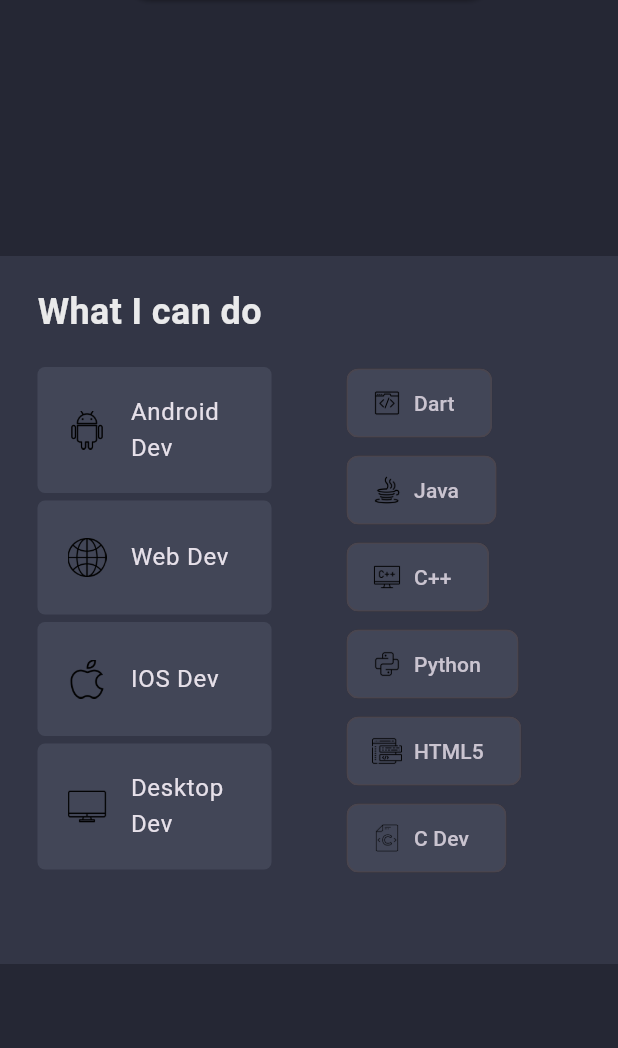
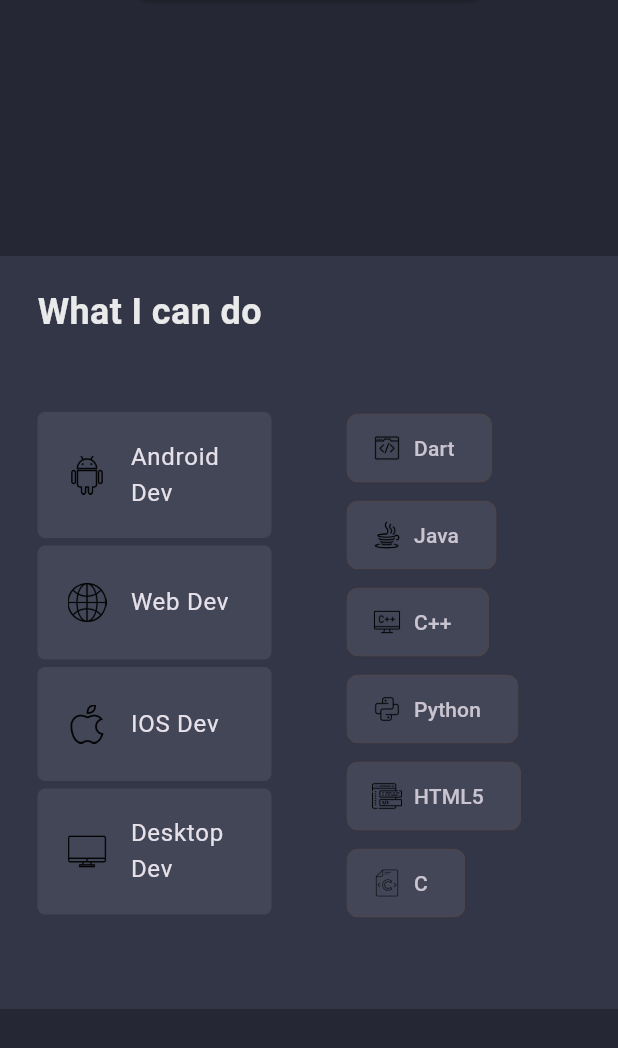
Before and after one commit to DiyaShajith/Diya_Portfolio, a Flutter app: the screen it shows after launch, scrolled down 576 dp, on a phone screen of 412 x 824 dp. Shown: the top 1048 px of the screen. Run offline on Flutter 3.47's test engine with Material 3 defaults, Android fonts, the phone set to English and light mode, and no system bars.

Commit message:
skillspage

```diff
--- a/lib/constants/skill_items.dart
+++ b/lib/constants/skill_items.dart
@@ -39,6 +39,6 @@ const List<Map> skillItems = [
   },
   {
     "img": "assets/c-.png",
-    "title": "C Dev",
+    "title": "C",
   },
 ];
--- a/lib/pages/home_page.dart
+++ b/lib/pages/home_page.dart
@@ -10,6 +10,7 @@ import 'package:portfolio/widgets/header_desktop.dart';
 import 'package:portfolio/widgets/header_mobile.dart';
 import 'package:portfolio/widgets/main_desktop.dart';
 import 'package:portfolio/widgets/site_logo.dart';
+import 'package:portfolio/widgets/skills_desktop.dart';
 
 class HomePage extends StatefulWidget {
   const HomePage({super.key});
@@ -65,60 +66,8 @@ class _HomePageState extends State<HomePage> {
                           fontWeight: FontWeight.bold,
                           color: CustomColor.whitePrimary),
                     ),
-                    const SizedBox(height: 20),
-                    Row(
-                      crossAxisAlignment: CrossAxisAlignment.start,
-                      children: [
-                        Expanded(
-                          child: ConstrainedBox(
-                            constraints: const BoxConstraints(maxWidth: 450),
-                            child: Wrap(
-                              spacing: 5.0,
-                              runSpacing: 5.0,
-                              children: [
-                                for (int i = 0; i < platformItems.length; i++)
-                                  Container(
-                                    width: 200,
-                                    decoration: BoxDecoration(
-                                        color: CustomColor.bgLight2,
-                                        borderRadius: BorderRadius.circular(5)),
-                                    child: ListTile(
-                                      contentPadding:
-                                          const EdgeInsets.symmetric(
-                                              horizontal: 20.0, vertical: 10.0),
-                                      leading: Image.asset(
-                                        platformItems[i]["img"],
-                                        width: 26.0,
-                                      ),
-                                      title: Text(platformItems[i]["title"]),
-                                    ),
-                                  )
-                              ],
-                            ),
-                          ),
-                        ),
-                        const SizedBox(width: 50.0),
-                        Expanded(
-                          child: ConstrainedBox(
-                            constraints: const BoxConstraints(maxWidth: 500.0),
-                            child: Wrap(
-                              spacing: 10.0,
-                              runSpacing: 10.0,
-                              children: [
-                                for (int i = 0; i < skillItems.length; i++)
-                                  Chip(
-                                    padding: const EdgeInsets.symmetric(
-                                        vertical: 12.0, horizontal: 16.0),
-                                    backgroundColor: CustomColor.bgLight2,
-                                    label: Text(skillItems[i]["title"]),
-                                    avatar: Image.asset(skillItems[i]["img"]),
-                                  )
-                              ],
-                            ),
-                          ),
-                        ),
-                      ],
-                    ),
+                    const SizedBox(height: 50),
+                    const SkillsDesktop(),Column(children: [],)
                   ],
                 ),
               ),
--- /dev/null
+++ b/lib/widgets/skills_desktop.dart
@@ -0,0 +1,63 @@
+import 'package:flutter/material.dart';
+import 'package:portfolio/constants/colors.dart';
+import 'package:portfolio/constants/skill_items.dart';
+
+class SkillsDesktop extends StatelessWidget {
+  const SkillsDesktop({super.key});
+
+  @override
+  Widget build(BuildContext context) {
+    return Row(
+      crossAxisAlignment: CrossAxisAlignment.start,
+      children: [
+        Expanded(
+          child: ConstrainedBox(
+            constraints: const BoxConstraints(maxWidth: 450),
+            child: Wrap(
+              spacing: 5.0,
+              runSpacing: 5.0,
+              children: [
+                for (int i = 0; i < platformItems.length; i++)
+                  Container(
+                    width: 200,
+                    decoration: BoxDecoration(
+                        color: CustomColor.bgLight2,
+                        borderRadius: BorderRadius.circular(5)),
+                    child: ListTile(
+                      contentPadding: const EdgeInsets.symmetric(
+                          horizontal: 20.0, vertical: 10.0),
+                      leading: Image.asset(
+                        platformItems[i]["img"],
+                        width: 26.0,
+                      ),
+                      title: Text(platformItems[i]["title"]),
+                    ),
+                  )
+              ],
+            ),
+          ),
+        ),
+        const SizedBox(width: 50.0),
+        Expanded(
+          child: ConstrainedBox(
+            constraints: const BoxConstraints(maxWidth: 500.0),
+            child: Wrap(
+              spacing: 10.0,
+              runSpacing: 10.0,
+              children: [
+                for (int i = 0; i < skillItems.length; i++)
+                  Chip(
+                    padding: const EdgeInsets.symmetric(
+                        vertical: 12.0, horizontal: 16.0),
+                    backgroundColor: CustomColor.bgLight2,
+                    label: Text(skillItems[i]["title"]),
+                    avatar: Image.asset(skillItems[i]["img"]),
+                  )
+              ],
+            ),
+          ),
+        ),
+      ],
+    );
+  }
+}
```
